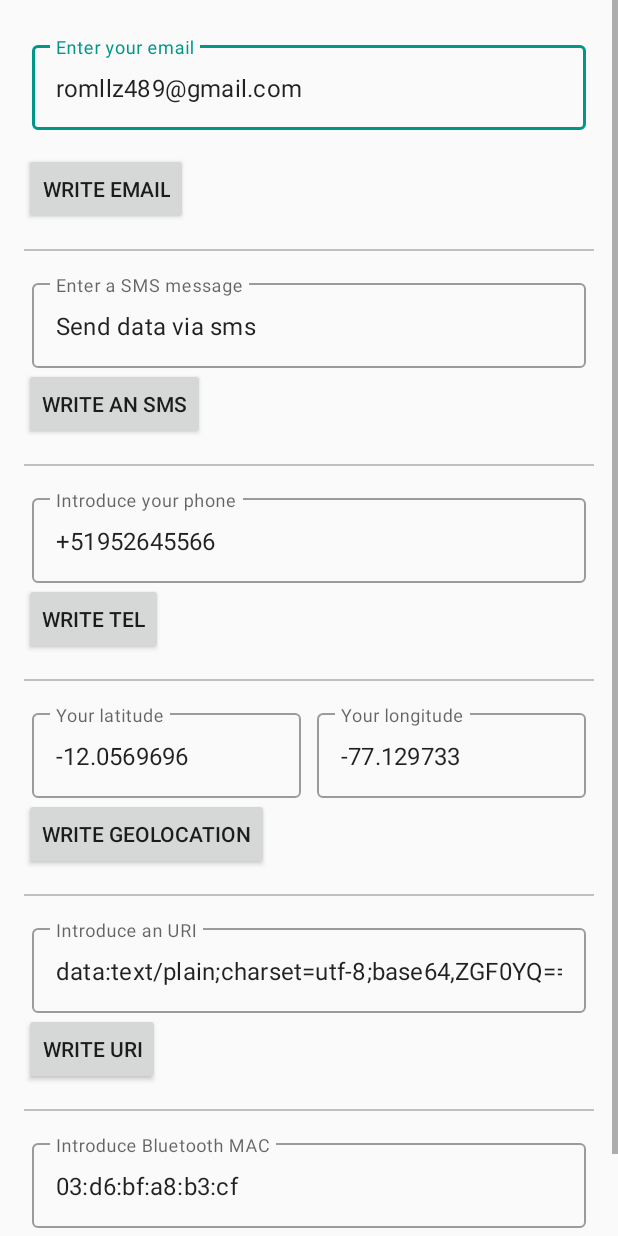
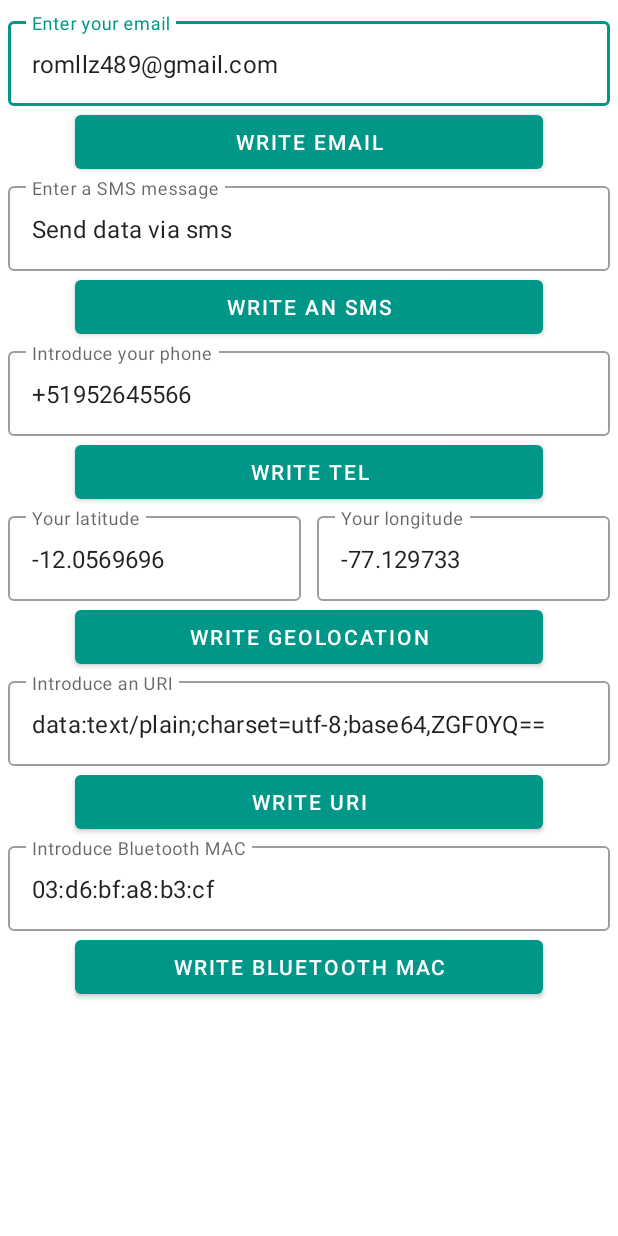
Before and after one commit to romellfudi/FudiNFC, an Android app: the layout activity_main.xml on its own in the app's theme, with its tools: preview values and no code run, on a phone screen of 412 x 824 dp. Run offline under Robolectric (Android 15) with nearby library versions, the phone set to English and light mode, and no system bars.

Commit message:
Additionally, adding MaterialComponents

```diff
--- a/app/build.gradle
+++ b/app/build.gradle
@@ -41,6 +41,7 @@ dependencies {
 //    implementation project(':fudi-nfc')
     implementation 'com.romellfudi.fudinfc:fudi-nfc:1.0.a'
 
+    implementation 'androidx.constraintlayout:constraintlayout:2.0.4'
     implementation 'androidx.appcompat:appcompat:1.0.0'
     implementation 'com.android.support:design:29.0.0'
     implementation "org.jetbrains.kotlin:kotlin-stdlib-jdk7:$kotlin_version"
--- a/app/src/main/java/com/romellfudi/fudinfc/app/di/AppModule.kt
+++ b/app/src/main/java/com/romellfudi/fudinfc/app/di/AppModule.kt
@@ -2,6 +2,7 @@ package com.romellfudi.fudinfc.app.di
 
 import android.app.Activity
 import android.app.ProgressDialog
+import android.os.Handler
 import android.widget.Toast
 import com.romellfudi.fudinfc.gear.interfaces.TaskCallback
 import com.romellfudi.fudinfc.util.interfaces.NfcReadUtility
@@ -19,6 +20,7 @@ import timber.log.Timber
 val moduleNFC = module {
 
     factory { (activity: Activity) -> ProgressDialog(activity) }
+    single { Handler() }
 
     single<NfcReadUtility> { NfcReadUtilityImpl() }
 
--- a/app/src/main/java/com/romellfudi/fudinfc/app/view/MainActivity.kt
+++ b/app/src/main/java/com/romellfudi/fudinfc/app/view/MainActivity.kt
@@ -32,6 +32,8 @@ class MainActivity : NfcAct(), KoinComponent {
     private val mNfcReadUtility: NfcReadUtility by inject()
 
     private val mTaskCallback: TaskCallback by inject()
+
+    private val handler: Handler by inject()
 
     var mOpCallback: OpCallback? = null
 
@@ -100,13 +102,13 @@ class MainActivity : NfcAct(), KoinComponent {
     }
 
     override fun onDestroy() {
+        dismissDialog()
         super.onDestroy()
-        dismissDialog()
     }
 
     private fun showDialog() {
         progressbar.visibility = View.VISIBLE
-        Handler().postDelayed(this::dismissDialog, 10000)
+        handler.postDelayed(this::dismissDialog, 10000)
         mProgressDialog.setCancelable(false)
         mProgressDialog.setTitle(R.string.progressdialog_waiting_for_tag)
         mProgressDialog.setMessage(getString(R.string.progressdialog_waiting_for_tag_message))
--- a/app/src/main/res/layout/activity_main.xml
+++ b/app/src/main/res/layout/activity_main.xml
@@ -4,38 +4,31 @@
   ~ porfile.romellfudi.com
   -->
 
-<RelativeLayout xmlns:android="http://schemas.android.com/apk/res/android"
+<androidx.core.widget.NestedScrollView xmlns:android="http://schemas.android.com/apk/res/android"
+    xmlns:app="http://schemas.android.com/apk/res-auto"
     xmlns:tools="http://schemas.android.com/tools"
     android:layout_width="match_parent"
     android:layout_height="match_parent"
-    xmlns:app="http://schemas.android.com/apk/res-auto"
     tools:context=".view.MainActivity">
 
-    <ScrollView
+    <androidx.constraintlayout.widget.ConstraintLayout
         android:layout_width="match_parent"
         android:layout_height="match_parent">
 
-        <LinearLayout
-            android:layout_width="match_parent"
-            android:layout_height="wrap_content"
-            android:orientation="vertical"
-            android:paddingLeft="@dimen/activity_horizontal_margin"
-            android:paddingTop="@dimen/activity_vertical_margin"
-            android:paddingRight="@dimen/activity_horizontal_margin"
-            android:paddingBottom="@dimen/activity_vertical_margin">
-
-
         <ProgressBar
             android:id="@+id/progressbar"
-                android:visibility="invisible"
             style="?android:attr/progressBarStyleHorizontal"
             android:layout_width="fill_parent"
             android:layout_height="wrap_content"
+            android:layout_marginTop="-7dp"
+            android:backgroundTint="@color/white"
             android:indeterminate="true"
+            android:indeterminateTint="@color/colorPrimaryDark"
             android:max="100"
-                android:backgroundTint="@color/white"
-                android:indeterminateTint="@color/colorPrimaryDark"
-                android:layout_marginTop="-7dp"/>
+            android:visibility="invisible"
+            app:layout_constraintEnd_toEndOf="parent"
+            app:layout_constraintStart_toStartOf="parent"
+            app:layout_constraintTop_toTopOf="parent" />
 
         <com.google.android.material.textfield.TextInputLayout
             android:id="@+id/emailText"
@@ -44,31 +37,30 @@
             android:layout_height="wrap_content"
             android:layout_marginStart="5dp"
             android:layout_marginEnd="5dp"
-                android:hint="@string/hint_email">
+            android:hint="@string/hint_email"
+            app:layout_constraintEnd_toEndOf="parent"
+            app:layout_constraintStart_toStartOf="parent"
+            app:layout_constraintTop_toBottomOf="@id/progressbar">
 
             <com.google.android.material.textfield.TextInputEditText
                 android:id="@+id/edit_emailText"
-                    app:boxStrokeColor="@color/colorAccent"
                 android:layout_width="match_parent"
                 android:layout_height="wrap_content"
                 android:inputType="textEmailAddress"
-                    android:text="@string/my_email" />
+                android:text="@string/my_email"
+                app:boxStrokeColor="@color/colorAccent" />
 
         </com.google.android.material.textfield.TextInputLayout>
 
-            <androidx.appcompat.widget.AppCompatButton
+        <com.google.android.material.button.MaterialButton
             android:id="@+id/emailButton"
-                android:layout_width="wrap_content"
-                android:layout_height="48dp"
-                android:layout_marginTop="15dp"
-                android:text="@string/btn_write_email_nfc" />
-
-            <View
             android:layout_width="match_parent"
-                android:layout_height="1dp"
-                android:layout_marginTop="16dp"
-                android:layout_marginBottom="16dp"
-                android:background="#c0c0c0" />
+            android:layout_height="wrap_content"
+            android:layout_marginHorizontal="50dp"
+            android:text="@string/btn_write_email_nfc"
+            app:layout_constraintEnd_toEndOf="parent"
+            app:layout_constraintStart_toStartOf="parent"
+            app:layout_constraintTop_toBottomOf="@id/emailText" />
 
         <com.google.android.material.textfield.TextInputLayout
             android:id="@+id/smsText"
@@ -77,7 +69,10 @@
             android:layout_height="wrap_content"
             android:layout_marginStart="5dp"
             android:layout_marginEnd="5dp"
-                android:hint="@string/hint_sms">
+            android:hint="@string/hint_sms"
+            app:layout_constraintEnd_toEndOf="parent"
+            app:layout_constraintStart_toStartOf="parent"
+            app:layout_constraintTop_toBottomOf="@id/emailButton">
 
             <com.google.android.material.textfield.TextInputEditText
                 android:id="@+id/edit_smsText"
@@ -88,18 +83,15 @@
 
         </com.google.android.material.textfield.TextInputLayout>
 
-            <Button
+        <com.google.android.material.button.MaterialButton
             android:id="@+id/smsButton"
-                android:layout_width="wrap_content"
-                android:layout_height="48dp"
-                android:text="@string/btn_write_sms_text" />
-
-            <View
             android:layout_width="match_parent"
-                android:layout_height="1dp"
-                android:layout_marginTop="16dp"
-                android:layout_marginBottom="16dp"
-                android:background="#c0c0c0" />
+            android:layout_height="wrap_content"
+            android:layout_marginHorizontal="50dp"
+            android:text="@string/btn_write_sms_text"
+            app:layout_constraintEnd_toEndOf="parent"
+            app:layout_constraintStart_toStartOf="parent"
+            app:layout_constraintTop_toBottomOf="@id/smsText" />
 
         <com.google.android.material.textfield.TextInputLayout
             android:id="@+id/input_text_tel_target"
@@ -108,7 +100,10 @@
             android:layout_height="wrap_content"
             android:layout_marginStart="5dp"
             android:layout_marginEnd="5dp"
-                android:hint="@string/hint_phone">
+            android:hint="@string/hint_phone"
+            app:layout_constraintEnd_toEndOf="parent"
+            app:layout_constraintStart_toStartOf="parent"
+            app:layout_constraintTop_toBottomOf="@id/smsButton">
 
             <com.google.android.material.textfield.TextInputEditText
                 android:id="@+id/edit_input_text_tel_target"
@@ -119,24 +114,24 @@
 
         </com.google.android.material.textfield.TextInputLayout>
 
-            <Button
+        <com.google.android.material.button.MaterialButton
             android:id="@+id/telButton"
-                android:layout_width="wrap_content"
-                android:layout_height="48dp"
-                android:text="@string/btn_write_tel_nfc_text" />
-
-            <View
             android:layout_width="match_parent"
-                android:layout_height="1dp"
-                android:layout_marginTop="16dp"
-                android:layout_marginBottom="16dp"
-                android:background="#c0c0c0" />
+            android:layout_height="wrap_content"
+            android:layout_marginHorizontal="50dp"
+            android:text="@string/btn_write_tel_nfc_text"
+            app:layout_constraintEnd_toEndOf="parent"
+            app:layout_constraintStart_toStartOf="parent"
+            app:layout_constraintTop_toBottomOf="@id/input_text_tel_target" />
 
         <LinearLayout
             android:id="@+id/geolocation_layout"
             android:layout_width="fill_parent"
             android:layout_height="wrap_content"
-                android:orientation="horizontal">
+            android:orientation="horizontal"
+            app:layout_constraintEnd_toEndOf="parent"
+            app:layout_constraintStart_toStartOf="parent"
+            app:layout_constraintTop_toBottomOf="@id/telButton">
 
             <com.google.android.material.textfield.TextInputLayout
                 android:id="@+id/latitudeText"
@@ -184,18 +179,15 @@
 
         </LinearLayout>
 
-            <Button
+        <com.google.android.material.button.MaterialButton
             android:id="@+id/geoButton"
-                android:layout_width="wrap_content"
-                android:layout_height="48dp"
-                android:text="@string/btn_write_geolocation_nfc_text" />
-
-            <View
             android:layout_width="match_parent"
-                android:layout_height="1dp"
-                android:layout_marginTop="16dp"
-                android:layout_marginBottom="16dp"
-                android:background="#c0c0c0" />
+            android:layout_height="wrap_content"
+            android:layout_marginHorizontal="50dp"
+            android:text="@string/btn_write_geolocation_nfc_text"
+            app:layout_constraintEnd_toEndOf="parent"
+            app:layout_constraintStart_toStartOf="parent"
+            app:layout_constraintTop_toBottomOf="@id/geolocation_layout" />
 
         <com.google.android.material.textfield.TextInputLayout
             android:id="@+id/input_text_uri_target"
@@ -204,7 +196,10 @@
             android:layout_height="wrap_content"
             android:layout_marginStart="5dp"
             android:layout_marginEnd="5dp"
-                android:hint="@string/hint_uri">
+            android:hint="@string/hint_uri"
+            app:layout_constraintEnd_toEndOf="parent"
+            app:layout_constraintStart_toStartOf="parent"
+            app:layout_constraintTop_toBottomOf="@id/geoButton">
 
             <com.google.android.material.textfield.TextInputEditText
                 android:id="@+id/edit_input_text_uri_target"
@@ -215,18 +210,15 @@
 
         </com.google.android.material.textfield.TextInputLayout>
 
-            <Button
+        <com.google.android.material.button.MaterialButton
             android:id="@+id/uriButton"
-                android:layout_width="wrap_content"
-                android:layout_height="48dp"
-                android:text="@string/btn_write_uri_nfc_text" />
-
-            <View
             android:layout_width="match_parent"
-                android:layout_height="1dp"
-                android:layout_marginTop="16dp"
-                android:layout_marginBottom="16dp"
-                android:background="#c0c0c0" />
+            android:layout_height="wrap_content"
+            android:layout_marginHorizontal="50dp"
+            android:text="@string/btn_write_uri_nfc_text"
+            app:layout_constraintEnd_toEndOf="parent"
+            app:layout_constraintStart_toStartOf="parent"
+            app:layout_constraintTop_toBottomOf="@id/input_text_uri_target" />
 
         <com.google.android.material.textfield.TextInputLayout
             android:id="@+id/bluetoothInput"
@@ -235,7 +227,10 @@
             android:layout_height="wrap_content"
             android:layout_marginStart="5dp"
             android:layout_marginEnd="5dp"
-                android:hint="@string/hint_mac">
+            android:hint="@string/hint_mac"
+            app:layout_constraintEnd_toEndOf="parent"
+            app:layout_constraintStart_toStartOf="parent"
+            app:layout_constraintTop_toBottomOf="@id/uriButton">
 
             <com.google.android.material.textfield.TextInputEditText
                 android:id="@+id/edit_bluetoothInput"
@@ -246,14 +241,15 @@
 
         </com.google.android.material.textfield.TextInputLayout>
 
-            <Button
+        <com.google.android.material.button.MaterialButton
             android:id="@+id/bluetoothButton"
-                android:layout_width="wrap_content"
-                android:layout_height="48dp"
-                android:text="@string/btn_write_bluetooth_nfc_text" />
+            android:layout_width="match_parent"
+            android:layout_height="wrap_content"
+            android:layout_marginHorizontal="50dp"
+            android:text="@string/btn_write_bluetooth_nfc_text"
+            app:layout_constraintEnd_toEndOf="parent"
+            app:layout_constraintStart_toStartOf="parent"
+            app:layout_constraintTop_toBottomOf="@id/bluetoothInput" />
 
-        </LinearLayout>
-
-    </ScrollView>
-
-</RelativeLayout>
+    </androidx.constraintlayout.widget.ConstraintLayout>
+</androidx.core.widget.NestedScrollView>
--- a/app/src/main/res/layout/activity_splash.xml
+++ b/app/src/main/res/layout/activity_splash.xml
@@ -17,14 +17,14 @@
         android:layout_width="wrap_content"
         android:layout_height="wrap_content"
         android:orientation="horizontal"
-        app:layout_constraintGuide_percent="0.35" />
+        app:layout_constraintGuide_percent="0.4" />
 
     <androidx.constraintlayout.widget.Guideline
         android:id="@+id/guideline_bottom"
         android:layout_width="wrap_content"
         android:layout_height="wrap_content"
         android:orientation="horizontal"
-        app:layout_constraintGuide_percent="0.85" />
+        app:layout_constraintGuide_percent="0.9" />
 
     <androidx.appcompat.widget.AppCompatImageView
         android:layout_width="250dp"
@@ -37,12 +37,13 @@
 
     <com.airbnb.lottie.LottieAnimationView
         android:layout_width="match_parent"
-        android:layout_height="match_parent"
+        android:layout_height="400dp"
         android:padding="15dp"
         app:layout_constraintBottom_toBottomOf="@+id/guideline_bottom"
         app:layout_constraintEnd_toEndOf="parent"
         app:layout_constraintStart_toStartOf="parent"
-        app:layout_constraintTop_toBottomOf="@+id/guideline_top"
+        app:layout_constraintTop_toBottomOf="@id/guideline_top"
+        android:foregroundGravity="bottom"
         app:lottie_autoPlay="true"
         app:lottie_rawRes="@raw/nfc"
         app:lottie_renderMode="automatic"
--- a/app/src/main/res/values/styles.xml
+++ b/app/src/main/res/values/styles.xml
@@ -7,7 +7,7 @@
 <resources>
 
     <!-- Base application theme. -->
-    <style name="AppTheme" parent="Theme.AppCompat.Light.DarkActionBar">
+    <style name="AppTheme" parent="Theme.MaterialComponents.Light.DarkActionBar">
         <!-- Customize your theme here. -->
         <item name="colorPrimary">@color/colorPrimary</item>
         <item name="colorPrimaryDark">@color/colorPrimaryDark</item>
@@ -20,4 +20,12 @@
         <item name="android:textColor">@color/colorPrimaryDark</item>
         <item name="colorAccent">@color/colorAccent</item>
     </style>
+
+    <style name="Splash" parent="Theme.AppCompat.DayNight.NoActionBar">
+        <item name="android:windowNoTitle">true</item>
+        <item name="android:windowActionBar">false</item>
+        <item name="android:windowFullscreen">true</item>
+        <item name="android:windowContentOverlay">@null</item>
+    </style>
+
 </resources>
```
Also changed, not shown: app/src/main/AndroidManifest.xml (+3 -4 lines). Lines whose indentation alone changed are shown as unchanged.
